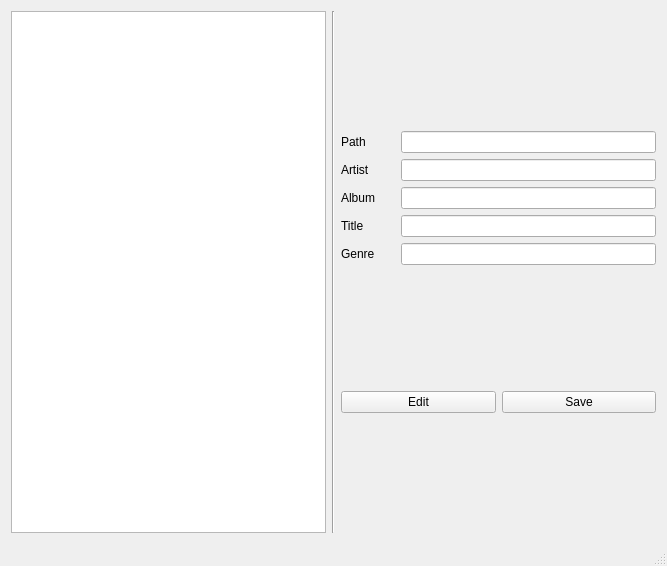
First picture: the form in app/resources/mainwindow.ui, repository anovotarsk/utag, before the edit.
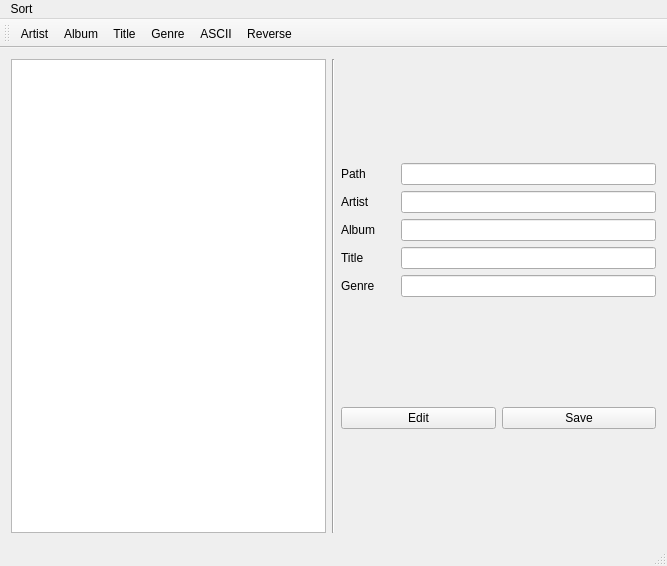
Second picture: the form after the edit.

Diff of the .ui file:
```diff
--- a/app/resources/mainwindow.ui
+++ b/app/resources/mainwindow.ui
@@ -110,6 +110,75 @@
    </layout>
   </widget>
   <widget class="QStatusBar" name="statusBar"/>
+  <widget class="QMenuBar" name="menuBar">
+   <property name="geometry">
+    <rect>
+     <x>0</x>
+     <y>0</y>
+     <width>667</width>
+     <height>22</height>
+    </rect>
+   </property>
+   <widget class="QMenu" name="menuSort">
+    <property name="title">
+     <string>Sort</string>
+    </property>
+    <addaction name="actionArtist"/>
+    <addaction name="actionAlbum"/>
+    <addaction name="actionTitle"/>
+    <addaction name="actionGenre"/>
+    <addaction name="actionASCII"/>
+    <addaction name="actionReverse"/>
+   </widget>
+   <addaction name="menuSort"/>
+  </widget>
+  <widget class="QToolBar" name="toolBar">
+   <property name="windowTitle">
+    <string>toolBar</string>
+   </property>
+   <attribute name="toolBarArea">
+    <enum>TopToolBarArea</enum>
+   </attribute>
+   <attribute name="toolBarBreak">
+    <bool>false</bool>
+   </attribute>
+   <addaction name="actionArtist"/>
+   <addaction name="actionAlbum"/>
+   <addaction name="actionTitle"/>
+   <addaction name="actionGenre"/>
+   <addaction name="actionASCII"/>
+   <addaction name="actionReverse"/>
+  </widget>
+  <action name="actionArtist">
+   <property name="text">
+    <string>Artist</string>
+   </property>
+  </action>
+  <action name="actionAlbum">
+   <property name="text">
+    <string>Album</string>
+   </property>
+  </action>
+  <action name="actionTitle">
+   <property name="text">
+    <string>Title</string>
+   </property>
+  </action>
+  <action name="actionGenre">
+   <property name="text">
+    <string>Genre</string>
+   </property>
+  </action>
+  <action name="actionReverse">
+   <property name="text">
+    <string>Reverse</string>
+   </property>
+  </action>
+  <action name="actionASCII">
+   <property name="text">
+    <string>ASCII</string>
+   </property>
+  </action>
  </widget>
  <layoutdefault spacing="6" margin="11"/>
  <resources/>
```
